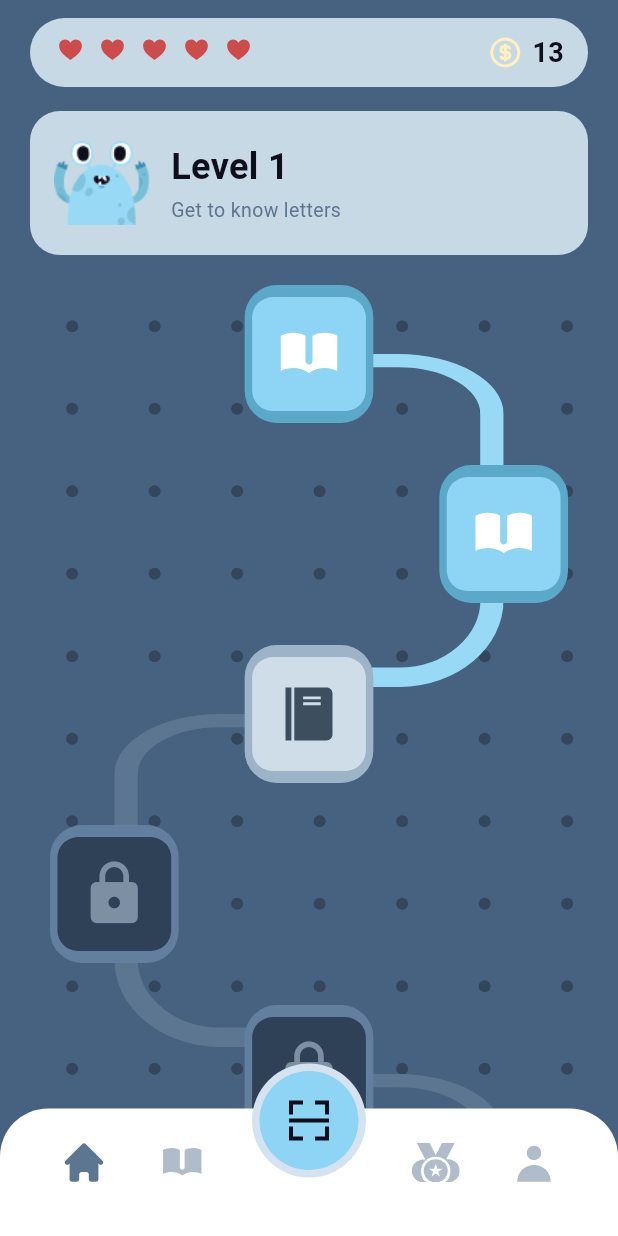
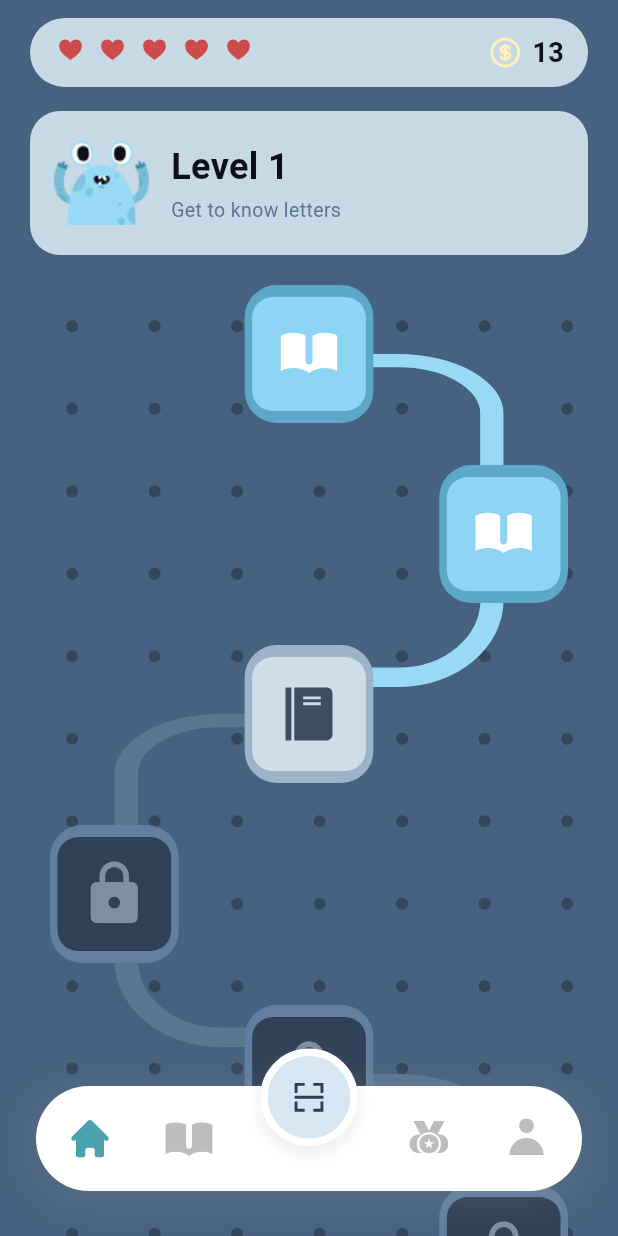
Before and after one commit to bimorajendraa/aksara, a Flutter app: the screen it shows once a user with an empty profile is signed in, on a phone screen of 412 x 824 dp. Run offline on Flutter 3.47's test engine with Material 3 defaults, Android fonts, the phone set to English and light mode, and no system bars; our stand-ins replace audioplayers, flutter_svg, supabase_flutter; accounts and stored records are empty.

Commit message:
update nafbar

```diff
--- a/lib/screens/home/home_screen.dart
+++ b/lib/screens/home/home_screen.dart
@@ -337,106 +337,157 @@ class NextLevelCard extends StatelessWidget {
 /// Ini nav bar bawah yang ada home / book / medal / user.
 /// Hanya layout static, belum ada onTap atau route logic.
 /// Kalau mau aktif tab lain, tinggal ganti warna icon di sini.
-class HomeBottomNavBar extends StatelessWidget {
-  const HomeBottomNavBar({super.key});
+class CustomFloatingNavBar extends StatelessWidget {
+  final int currentIndex;
+  final Function(int) onTap;
+  final VoidCallback? onScanTap;
+
+  const CustomFloatingNavBar({
+    super.key,
+    required this.currentIndex,
+    required this.onTap,
+    this.onScanTap,
+  });
 
   @override
   Widget build(BuildContext context) {
-    return Container(
-      height: 85,
-      decoration: const BoxDecoration(
+    return Stack(
+      clipBehavior: Clip.none, // Penting agar tombol Scan bisa "keluar" dari kotak
+      alignment: Alignment.center,
+      children: [
+        // ==========================================
+        // 1. CONTAINER BAR PUTIH (Rounded)
+        // ==========================================
+        Container(
+          margin: const EdgeInsets.symmetric(horizontal: 24),
+          height: 70,
+          decoration: BoxDecoration(
             color: Colors.white,
-        borderRadius: BorderRadius.vertical(top: Radius.circular(32)),
+            borderRadius: BorderRadius.circular(35),
+            boxShadow: [
+              BoxShadow(
+                color: Colors.grey.withOpacity(0.15),
+                spreadRadius: 5,
+                blurRadius: 20,
+                offset: const Offset(0, 5),
               ),
-      child: Stack(
-        clipBehavior: Clip.none,
+            ],
+          ),
+          child: Row(
+            mainAxisAlignment: MainAxisAlignment.spaceAround,
             children: [
-          // Row icon nav
-          Padding(
-            padding: const EdgeInsets.symmetric(horizontal: 40, vertical: 20),
-            child: Row(
-              mainAxisAlignment: MainAxisAlignment.spaceBetween,
-              children: [
-                // Home = active (biru)
-                SvgPicture.asset(
-                  "assets/icons/home.svg",
-                  width: 32,
-                  height: 32,
-                  colorFilter: const ColorFilter.mode(
-                    Color(0xFF5C7590),
-                    BlendMode.srcIn,
+              // --- ICON 0: HOME ---
+              _buildNavAssetItem(
+                assetPath: 'assets/icons/home navbar.svg',
+                index: 0,
+                scale: 1.2,
+                offsetX: 2, // Geser sedikit ke kanan biar pas
               ),
+
+              // --- ICON 1: BOOK ---
+              _buildNavAssetItem(
+                assetPath: 'assets/icons/book navbar.svg',
+                index: 1,
+                scale: 1.5,
+                offsetY: 1, // Geser sedikit ke bawah
               ),
-                // Book = inactive (abu)
-                SvgPicture.asset(
-                  "assets/icons/book-open.svg",
-                  width: 32,
-                  height: 32,
-                  colorFilter: const ColorFilter.mode(
-                    Color(0xFFB0BCC9),
-                    BlendMode.srcIn,
+
+              // --- SPACER UNTUK TOMBOL SCAN ---
+              const SizedBox(width: 50),
+
+              // --- ICON 2: ACHIEVEMENT ---
+              _buildNavAssetItem(
+                assetPath: 'assets/icons/achievement navbar.svg',
+                index: 2,
+                scale: 1.0,
+                offsetY: -1, // Geser sedikit ke atas
               ),
-                ),
-                const SizedBox(width: 70),
-                // Medal = inactive
-                SvgPicture.asset(
-                  "assets/icons/leaderboard.svg",
-                  width: 32,
-                  height: 32,
-                  colorFilter: const ColorFilter.mode(
-                    Color(0xFFB0BCC9),
-                    BlendMode.srcIn,
-                  ),
-                ),
-                // User = inactive
-                SvgPicture.asset(
-                  "assets/icons/user.svg",
-                  width: 32,
-                  height: 32,
-                  colorFilter: const ColorFilter.mode(
-                    Color(0xFFB0BCC9),
-                    BlendMode.srcIn,
-                  ),
-                ),
+
+              // --- ICON 3: PROFILE ---
+              _buildNavAssetItem(
+                assetPath: 'assets/icons/user navbar active.svg',
+                index: 3,
+                scale: 1.25,
+                offsetY: -2.0, // Geser ke atas
+                offsetX: -3,   // Geser ke kiri
+              )
             ],
           ),
         ),
 
-          // Tombol scan tengah yang melayang di atas nav
+        // ==========================================
+        // 2. TOMBOL SCAN (FLOATING BUTTON)
+        // ==========================================
         Positioned(
-            top: -30,
-            left: MediaQuery.of(context).size.width / 2 - 38,
+          top: -25, // Posisi naik ke atas separuh
+          child: GestureDetector(
+            onTap: () {
+              if (onScanTap != null) {
+                onScanTap!();
+              } else {
+                print("Tombol Scan ditekan (Belum ada fungsi)");
+              }
+            },
             child: Container(
-              width: 76,
-              height: 76,
+              width: 65,
+              height: 65,
+              padding: const EdgeInsets.all(16),
               decoration: BoxDecoration(
-                color: const Color(0xFFD5E3F0),
+                color: const Color(0xFFD6E6F2), // Warna background biru muda
                 shape: BoxShape.circle,
+                border: Border.all(color: Colors.white, width: 5), // Border putih tebal
+                boxShadow: [
+                  BoxShadow(
+                    color: Colors.grey.withOpacity(0.2),
+                    blurRadius: 10,
+                    offset: const Offset(0, 5),
                   ),
-              child: Center(
-                child: Container(
-                  width: 66,
-                  height: 66,
-                  decoration: const BoxDecoration(
-                    color: Color(0xFF8ED4F5),
-                    shape: BoxShape.circle,
+                ],
               ),
-                  child: Center(
+              // Icon Scan (SVG)
               child: SvgPicture.asset(
-                      "assets/icons/tdesign_scan.svg",
-                      width: 32,
-                      height: 32,
+                'assets/icons/qr navbar.svg',
                 colorFilter: const ColorFilter.mode(
-                        Color(0xFF0E0F1A),
+                  Color(0xFF2C3E50), // Warna Icon Gelap
                   BlendMode.srcIn,
                 ),
-                    ),
-                  ),
+                fit: BoxFit.contain,
               ),
             ),
           ),
         ),
       ],
+    );
+  }
+
+  // ==========================================
+  // HELPER WIDGET UNTUK ICON NAVBAR
+  // ==========================================
+  Widget _buildNavAssetItem({
+    required String assetPath,
+    required int index,
+    double offsetX = 0.0,
+    double offsetY = 0.0,
+    double scale = 1.0,
+  }) {
+    final isSelected = currentIndex == index;
+    // Warna: Tosca (Aktif) vs Abu-abu (Non-aktif)
+    final color = isSelected ? const Color(0xFF4CA1AF) : Colors.grey.shade400;
+
+    return GestureDetector(
+      onTap: () => onTap(index),
+      behavior: HitTestBehavior.opaque, // Agar area sentuh lebih responsif
+      child: Transform.translate(
+        offset: Offset(offsetX, offsetY),
+        child: Transform.scale(
+          scale: scale,
+          child: SvgPicture.asset(
+            assetPath,
+            width: 26,
+            height: 26,
+            colorFilter: ColorFilter.mode(color, BlendMode.srcIn),
+          ),
+        ),
       ),
     );
   }
@@ -449,17 +500,31 @@ class HomeBottomNavBar extends StatelessWidget {
 ///   - _buildNodes() : pola posisi node & statusnya
 ///   - spacing       : jarak vertikal antar node
 ///   - xFactor       : posisi kiri/kanan node
-class HomeScreen extends StatelessWidget {
+class HomeScreen extends StatefulWidget {
   const HomeScreen({super.key});
 
-  /// Susunan node dari atas sampai bawah.
-  /// spacing = jarak vertikal antar node (px).
-  ///
-  /// xFactor:
-  ///   - 0.22 kiri (dipindahkan 20% lebih ke kiri dari 0.28)
-  ///   - 0.50 tengah
-  ///   - 0.78 kanan (dipindahkan 20% lebih ke kanan dari 0.72)
-  /// Lu bisa ganti pattern sendiri di sini.
+  @override
+  State<HomeScreen> createState() => _HomeScreenState();
+}
+
+class _HomeScreenState extends State<HomeScreen> {
+  // Logic Navigasi: Pindah ke route lain
+  void _handleNavigation(int index) {
+    if (index == 0) return; // Sudah di Home
+
+    switch (index) {
+      case 1:
+        Navigator.pushReplacementNamed(context, '/story-mode');
+        break;
+      case 2:
+        Navigator.pushReplacementNamed(context, '/achievement');
+        break;
+      case 3:
+        Navigator.pushReplacementNamed(context, '/profile');
+        break;
+    }
+  }
+
   List<MapNode> _buildNodes() {
     const spacing = 120.0;
     return [
@@ -480,11 +545,9 @@ class HomeScreen extends StatelessWidget {
     final screenWidth = MediaQuery.of(context).size.width;
     final nodes = _buildNodes();
 
-    // Index node yang lagi current (kalau nggak ketemu, fallback ke 0)
     final currentIndex = nodes.indexWhere((n) => n.state == NodeState.current);
     final effectiveCurrentIndex = currentIndex == -1 ? 0 : currentIndex;
 
-    // Konversi MapNode → Offset absolute (pakai lebar screen)
     final offsets = nodes.map((n) {
       return Offset(
         n.xFactor * screenWidth,
@@ -492,31 +555,33 @@ class HomeScreen extends StatelessWidget {
       );
     }).toList();
 
-    // Tinggi map total (dipakai untuk height container scroll)
     final mapHeight = nodes.last.yOffset + 180;
 
     return Scaffold(
-      // warna background utama (lu minta #476280)
       backgroundColor: const Color(0xFF476280),
       body: Stack(
+        alignment: Alignment.bottomCenter, // Pastikan Navbar di bawah
         children: [
+          // 1. Background
           Positioned.fill(
             child: Container(
               color: const Color(0xFF476280),
             ),
           ),
 
-          SafeArea(
+          // 2. Konten Utama (Scrollable)
+          Positioned.fill(
+            child: SingleChildScrollView(
+              padding: const EdgeInsets.only(bottom: 120), // Padding bawah agar tidak tertutup navbar
+              physics: const BouncingScrollPhysics(),
+              child: SafeArea(
                 child: Column(
                   children: [
-                /// ================= HEADER HEART & COIN =================
+                    // --- Header (Heart & Coin) ---
                     Padding(
                       padding: const EdgeInsets.fromLTRB(20, 12, 20, 0),
                       child: Container(
-                    padding: const EdgeInsets.symmetric(
-                      horizontal: 16,
-                      vertical: 10,
-                    ),
+                        padding: const EdgeInsets.symmetric(horizontal: 16, vertical: 10),
                         decoration: BoxDecoration(
                           color: const Color(0xFFC8D9E6),
                           borderRadius: BorderRadius.circular(24),
@@ -524,36 +589,29 @@ class HomeScreen extends StatelessWidget {
                         child: Row(
                           mainAxisAlignment: MainAxisAlignment.spaceBetween,
                           children: [
-                        // deretan heart
                             Row(
                               children: List.generate(5, (i) {
                                 return Padding(
-                              padding: EdgeInsets.only(
-                                right: i < 4 ? 6 : 0,
-                              ),
+                                  padding: EdgeInsets.only(right: i < 4 ? 6 : 0),
                                   child: SvgPicture.asset(
                                     "assets/images/heart.svg",
-                                width: 22,
-                                height: 22,
+                                    width: 22, height: 22,
                                   ),
                                 );
                               }),
                             ),
-                        // coin + jumlah
                             Row(
                               children: [
                                 SvgPicture.asset(
                                   "assets/images/coin.svg",
-                              width: 24,
-                              height: 24,
+                                  width: 24, height: 24,
                                 ),
                                 const SizedBox(width: 6),
                                 const Text(
                                   "13",
                                   style: TextStyle(
                                     color: Color(0xFF0E0F1A),
-                                fontSize: 18,
-                                fontWeight: FontWeight.w600,
+                                    fontSize: 18, fontWeight: FontWeight.w600,
                                   ),
                                 ),
                               ],
@@ -565,7 +623,7 @@ class HomeScreen extends StatelessWidget {
 
                     const SizedBox(height: 16),
 
-                /// ================= CARD LEVEL 1 DI BAWAH HEADER =================
+                    // --- Card Level 1 ---
                     Padding(
                       padding: const EdgeInsets.symmetric(horizontal: 20),
                       child: Container(
@@ -578,9 +636,7 @@ class HomeScreen extends StatelessWidget {
                           children: [
                             Image.asset(
                               "assets/images/monster1.png",
-                          width: 64,
-                          height: 64,
-                          fit: BoxFit.contain,
+                              width: 64, height: 64, fit: BoxFit.contain,
                             ),
                             const SizedBox(width: 14),
                             const Expanded(
@@ -590,8 +646,7 @@ class HomeScreen extends StatelessWidget {
                                   Text(
                                     "Level 1",
                                     style: TextStyle(
-                                  fontSize: 24,
-                                  fontWeight: FontWeight.w700,
+                                      fontSize: 24, fontWeight: FontWeight.w700,
                                       color: Color(0xFF0E0F1A),
                                     ),
                                   ),
@@ -599,8 +654,7 @@ class HomeScreen extends StatelessWidget {
                                   Text(
                                     "Get to know letters",
                                     style: TextStyle(
-                                  fontSize: 13,
-                                  color: Color(0xFF5C7590),
+                                      fontSize: 13, color: Color(0xFF5C7590),
                                     ),
                                   ),
                                 ],
@@ -613,52 +667,26 @@ class HomeScreen extends StatelessWidget {
 
                     const SizedBox(height: 20),
 
-                /// ================= AREA MAP SCROLLABLE =================
-                Expanded(
-                  child: SingleChildScrollView(
-                    physics: const BouncingScrollPhysics(),
-                    child: Column(
-                      children: [
+                    // --- Area Map (Canvas & Nodes) ---
                     Center(
                       child: SizedBox(
-                            // Map dibuat 90% dari lebar layar supaya ada margin kiri-kanan
                         width: screenWidth * 0.9,
                         height: mapHeight,
                         child: Stack(
                           children: [
-                                // Dot pattern cuma di dalam area ini
                             Positioned.fill(
-                                  child: CustomPaint(
-                                    painter: DotPatternPainter(),
+                              child: CustomPaint(painter: DotPatternPainter()),
                             ),
-                                ),
-
-                                /// ========== FLOW CONNECTOR ANTAR NODE ==========
+                            // Flow Connector
                             ...List.generate(nodes.length - 1, (i) {
                               final isCompleted = i < effectiveCurrentIndex;
-
-                                  // Pola arah path:
-                                  // 0: kanan-bawah (tengah -> kanan)
-                                  // 1: bawah-kiri  (kanan -> tengah)
-                                  // 2: kiri-bawah  (tengah -> kiri)
-                                  // 3: bawah-kanan (kiri -> tengah)
                               String direction;
                               switch (i % 4) {
-                                    case 0:
-                                      direction = 'kanan-bawah';
-                                      break;
-                                    case 1:
-                                      direction = 'bawah-kiri';
-                                      break;
-                                    case 2:
-                                      direction = 'kiri-bawah';
-                                      break;
-                                    default:
-                                      direction = 'bawah-kanan';
+                                case 0: direction = 'kanan-bawah'; break;
+                                case 1: direction = 'bawah-kiri'; break;
+                                case 2: direction = 'kiri-bawah'; break;
+                                default: direction = 'bawah-kanan';
                               }
-
-                                  // Hitung offset start & end,
-                                  // tapi pos X diubah ke 90% lebar (supaya match dengan width map)
                               final startOffset = Offset(
                                 nodes[i].xFactor * screenWidth * 0.9,
                                 offsets[i].dy,
@@ -667,7 +695,6 @@ class HomeScreen extends StatelessWidget {
                                 nodes[i + 1].xFactor * screenWidth * 0.9,
                                 offsets[i + 1].dy,
                               );
-
                               return FlowConnector(
                                 start: startOffset,
                                 end: endOffset,
@@ -675,13 +702,9 @@ class HomeScreen extends StatelessWidget {
                                 direction: direction,
                               );
                             }),
-
-                                /// ========== NODE (BUKU / LOCK) ==========
+                            // Nodes
                             ...List.generate(nodes.length, (i) {
-                                  // Posisi X = xFactor * (90% lebar layar)
-                                  final nodeX =
-                                      nodes[i].xFactor * screenWidth * 0.9;
-
+                              final nodeX = nodes[i].xFactor * screenWidth * 0.9;
                               return Positioned(
                                 left: nodeX - MapNode.outerWidth / 2,
                                 top: offsets[i].dy,
@@ -693,25 +716,30 @@ class HomeScreen extends StatelessWidget {
                       ),
                     ),
 
-                        /// ========== CARD NEXT LEVEL DI BAWAH MAP ==========
-                        NextLevelCard(
+                    // --- Next Level Card ---
+                    const NextLevelCard(
                       levelNumber: 2,
                       monsterAsset: "assets/images/monster2.png",
                     ),
-
-                        const SizedBox(height: 100),
                   ],
                 ),
               ),
             ),
-              ],
+          ),
+
+          // 3. Navbar Melayang (Paling Atas)
+          Positioned(
+            bottom: 30,
+            left: 0,
+            right: 0,
+            child: CustomFloatingNavBar(
+              currentIndex: 0, // Set 0 karena ini Home
+              onTap: _handleNavigation, // Sambungkan Fungsi Navigasi
+              onScanTap: () => print("Scan Clicked"),
             ),
           ),
         ],
       ),
-
-      // Bottom navbar selalu nempel di bawah
-      bottomNavigationBar: const HomeBottomNavBar(),
     );
   }
 }
--- a/lib/screens/profile_screen.dart
+++ b/lib/screens/profile_screen.dart
@@ -99,7 +99,7 @@ class _ProfileScreenState extends State<ProfileScreen> {
         Navigator.pushReplacementNamed(context, '/home'); // Pindah ke Home
         break;
       case 1:
-        Navigator.pushReplacementNamed(context, '/book'); // Pindah ke Book
+        Navigator.pushReplacementNamed(context, '/story-mode'); // Pindah ke Book
         break;
       case 2:
         Navigator.pushReplacementNamed(context, '/achievement'); // Pindah ke Achievement
--- a/pubspec.yaml
+++ b/pubspec.yaml
@@ -37,8 +37,7 @@ dependencies:
   crypto: ^3.0.2
   audioplayers: ^6.5.1
   flutter_svg: ^2.2.3
-  intl: ^0.20.2
-  audioplayers: ^5.2.0
+  intl: ^0.20.0
 
 dev_dependencies:
   flutter_test:
```
Also changed, not shown: pubspec.lock. Lines whose indentation alone changed are shown as unchanged.
